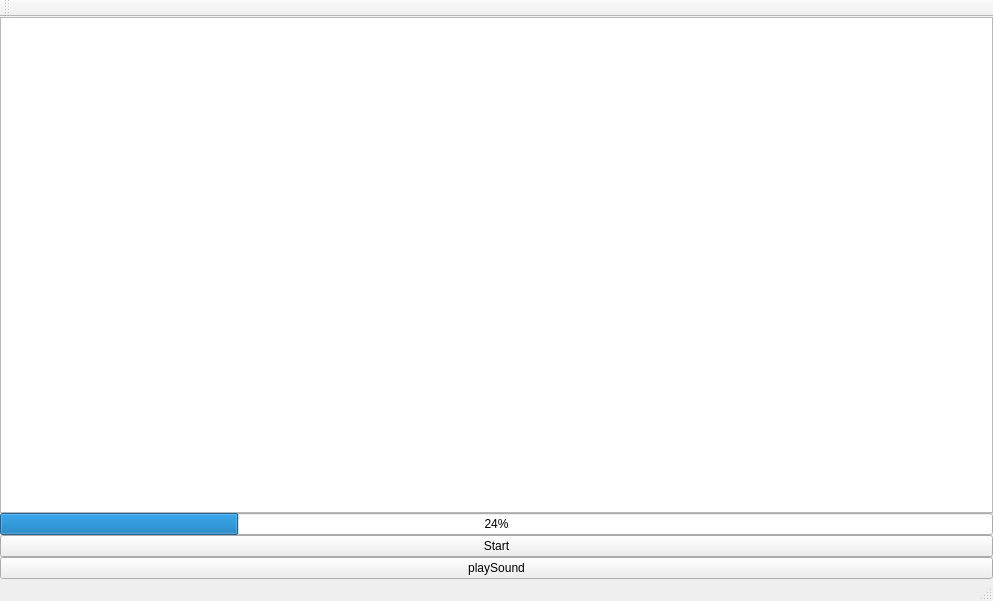
Before: the Qt Designer form mainwindow.ui in samyv/Groept_AstarMario, drawn with Qt 5.
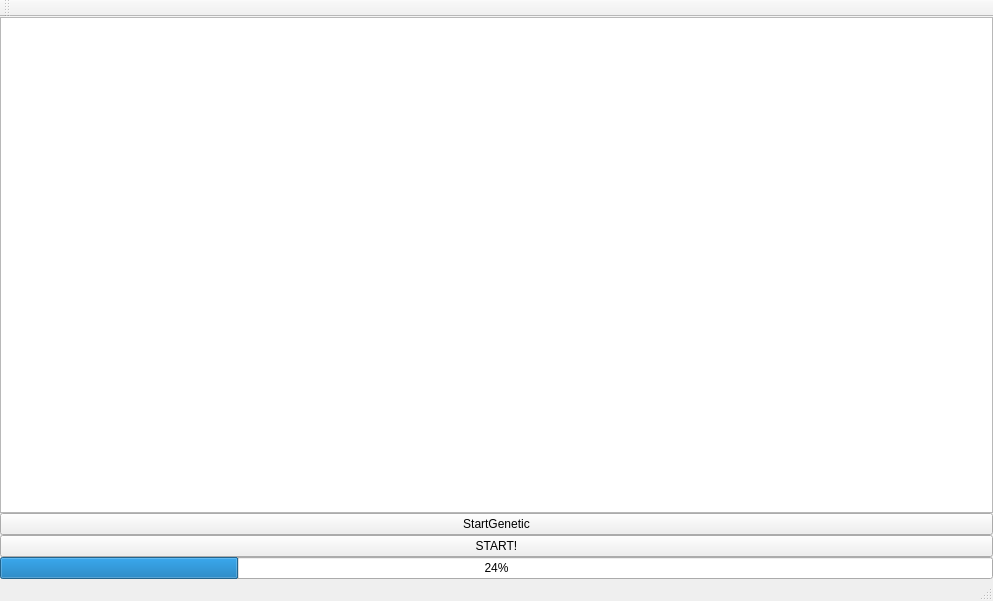
After: the same form once the commit is applied.

Commit message: genetic part

```diff
--- a/mainwindow.ui
+++ b/mainwindow.ui
@@ -49,6 +49,20 @@
       </property>
      </widget>
     </item>
+    <item>
+     <widget class="QPushButton" name="startGenetic">
+      <property name="text">
+       <string>StartGenetic</string>
+      </property>
+     </widget>
+    </item>
+    <item>
+     <widget class="QPushButton" name="startGame">
+      <property name="text">
+       <string>START!</string>
+      </property>
+     </widget>
+    </item>
     <item>
      <widget class="QProgressBar" name="healthbar">
       <property name="value">
@@ -56,20 +70,6 @@
       </property>
      </widget>
     </item>
-    <item>
-     <widget class="QPushButton" name="startButton">
-      <property name="text">
-       <string>Start</string>
-      </property>
-     </widget>
-    </item>
-    <item>
-     <widget class="QPushButton" name="pushButton">
-      <property name="text">
-       <string>playSound</string>
-      </property>
-     </widget>
-    </item>
    </layout>
   </widget>
   <widget class="QMenuBar" name="menuBar">
```
The commit also changes 5 other files.
